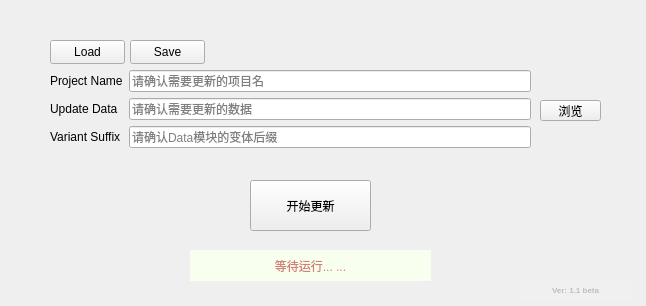
First picture: the form in DoorsDataUpdater.ui, repository 395020539/DoorsDataUpdater, before the edit.
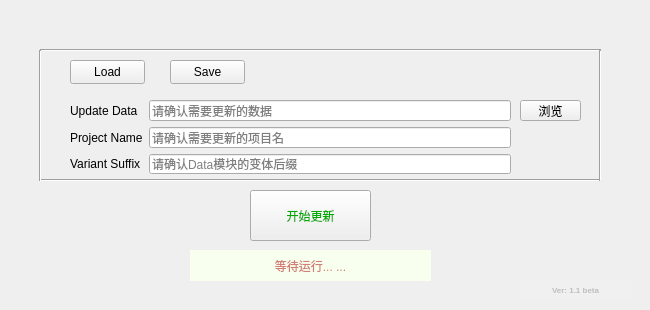
Second picture: the form after the edit.

What changed in the file:
```diff
--- a/DoorsDataUpdater.ui
+++ b/DoorsDataUpdater.ui
@@ -6,10 +6,28 @@
    <rect>
     <x>0</x>
     <y>0</y>
-    <width>646</width>
-    <height>306</height>
+    <width>650</width>
+    <height>310</height>
    </rect>
   </property>
+  <property name="sizePolicy">
+   <sizepolicy hsizetype="Preferred" vsizetype="Fixed">
+    <horstretch>0</horstretch>
+    <verstretch>0</verstretch>
+   </sizepolicy>
+  </property>
+  <property name="minimumSize">
+   <size>
+    <width>650</width>
+    <height>310</height>
+   </size>
+  </property>
+  <property name="maximumSize">
+   <size>
+    <width>650</width>
+    <height>310</height>
+   </size>
+  </property>
   <property name="windowTitle">
    <string>DoorsDataUpdater</string>
   </property>
@@ -17,7 +35,7 @@
    <property name="geometry">
     <rect>
      <x>250</x>
-     <y>180</y>
+     <y>190</y>
      <width>121</width>
      <height>51</height>
     </rect>
@@ -32,7 +50,8 @@
     <string/>
    </property>
    <property name="styleSheet">
-    <string notr="true"/>
+    <string notr="true">font: 15pt &quot;创艺繁粗圆&quot;;
+color: rgb(0, 170, 0);</string>
    </property>
    <property name="text">
     <string>开始更新</string>
@@ -101,19 +120,106 @@
     <set>Qt::AlignCenter</set>
    </property>
   </widget>
+  <widget class="QPushButton" name="button_load">
+   <property name="geometry">
+    <rect>
+     <x>70</x>
+     <y>60</y>
+     <width>75</width>
+     <height>24</height>
+    </rect>
+   </property>
+   <property name="toolTip">
+    <string>&lt;html&gt;&lt;head/&gt;&lt;body&gt;&lt;p&gt;&lt;span style=&quot; font-size:10pt;&quot;&gt;加载配置文件&lt;/span&gt;&lt;/p&gt;&lt;/body&gt;&lt;/html&gt;</string>
+   </property>
+   <property name="styleSheet">
+    <string notr="true">font: 700 9pt &quot;Microsoft YaHei UI&quot;;</string>
+   </property>
+   <property name="text">
+    <string>Load</string>
+   </property>
+  </widget>
+  <widget class="QPushButton" name="ButtonBrowseDataFile">
+   <property name="geometry">
+    <rect>
+     <x>520</x>
+     <y>100</y>
+     <width>61</width>
+     <height>21</height>
+    </rect>
+   </property>
+   <property name="sizePolicy">
+    <sizepolicy hsizetype="Minimum" vsizetype="Fixed">
+     <horstretch>0</horstretch>
+     <verstretch>0</verstretch>
+    </sizepolicy>
+   </property>
+   <property name="toolTip">
+    <string>&lt;html&gt;&lt;head/&gt;&lt;body&gt;&lt;p&gt;浏览选择数据文件&lt;/p&gt;&lt;/body&gt;&lt;/html&gt;</string>
+   </property>
+   <property name="autoFillBackground">
+    <bool>false</bool>
+   </property>
+   <property name="text">
+    <string>浏览</string>
+   </property>
+  </widget>
+  <widget class="QPushButton" name="button_save">
+   <property name="geometry">
+    <rect>
+     <x>170</x>
+     <y>60</y>
+     <width>75</width>
+     <height>24</height>
+    </rect>
+   </property>
+   <property name="toolTip">
+    <string>&lt;html&gt;&lt;head/&gt;&lt;body&gt;&lt;p&gt;&lt;span style=&quot; font-size:10pt;&quot;&gt;保存配置文件&lt;/span&gt;&lt;/p&gt;&lt;/body&gt;&lt;/html&gt;</string>
+   </property>
+   <property name="styleSheet">
+    <string notr="true">font: 700 9pt &quot;Microsoft YaHei UI&quot;;</string>
+   </property>
+   <property name="text">
+    <string>Save</string>
+   </property>
+  </widget>
   <widget class="QWidget" name="layoutWidget">
    <property name="geometry">
     <rect>
-     <x>50</x>
-     <y>70</y>
-     <width>481</width>
-     <height>79</height>
+     <x>70</x>
+     <y>100</y>
+     <width>441</width>
+     <height>74</height>
     </rect>
    </property>
-   <layout class="QHBoxLayout" name="horizontalLayout">
-    <item>
-     <layout class="QGridLayout" name="gridLayout_3">
+   <layout class="QGridLayout" name="gridLayout">
       <item row="0" column="0">
+     <widget class="QLabel" name="label_data_file">
+      <property name="toolTip">
+       <string>&lt;html&gt;&lt;head/&gt;&lt;body&gt;&lt;p align=&quot;center&quot;&gt;&lt;span style=&quot; font-size:10pt; color:#aa0000;&quot;&gt;请确认需要更新入Doors的数据文件（.json）&lt;/span&gt;&lt;/p&gt;&lt;/body&gt;&lt;/html&gt;</string>
+      </property>
+      <property name="styleSheet">
+       <string notr="true"/>
+      </property>
+      <property name="text">
+       <string>Update Data</string>
+      </property>
+     </widget>
+    </item>
+    <item row="0" column="1">
+     <widget class="QLineEdit" name="lineEdit_data_file">
+      <property name="autoFillBackground">
+       <bool>false</bool>
+      </property>
+      <property name="text">
+       <string/>
+      </property>
+      <property name="placeholderText">
+       <string>请确认需要更新的数据</string>
+      </property>
+     </widget>
+    </item>
+    <item row="1" column="0">
        <widget class="QLabel" name="label_project_name">
         <property name="styleSheet">
          <string notr="true"/>
@@ -123,7 +229,7 @@
         </property>
        </widget>
       </item>
-      <item row="0" column="1">
+    <item row="1" column="1">
        <widget class="QLineEdit" name="lineEdit_project_name">
         <property name="enabled">
          <bool>true</bool>
@@ -139,29 +245,6 @@
         </property>
        </widget>
       </item>
-      <item row="1" column="0">
-       <widget class="QLabel" name="label_data_file">
-        <property name="styleSheet">
-         <string notr="true"/>
-        </property>
-        <property name="text">
-         <string>Update Data</string>
-        </property>
-       </widget>
-      </item>
-      <item row="1" column="1">
-       <widget class="QLineEdit" name="lineEdit_data_file">
-        <property name="autoFillBackground">
-         <bool>false</bool>
-        </property>
-        <property name="text">
-         <string/>
-        </property>
-        <property name="placeholderText">
-         <string>请确认需要更新的数据</string>
-        </property>
-       </widget>
-      </item>
       <item row="2" column="0">
        <widget class="QLabel" name="label_data_suffix">
         <property name="styleSheet">
@@ -186,49 +269,57 @@
        </widget>
       </item>
      </layout>
-    </item>
-    <item>
-     <layout class="QVBoxLayout" name="verticalLayout"/>
-    </item>
-   </layout>
   </widget>
-  <widget class="QPushButton" name="button_load">
+  <widget class="Line" name="line">
    <property name="geometry">
     <rect>
-     <x>50</x>
-     <y>40</y>
-     <width>75</width>
-     <height>24</height>
+     <x>40</x>
+     <y>170</y>
+     <width>561</width>
+     <height>20</height>
     </rect>
    </property>
-   <property name="text">
-    <string>Load</string>
+   <property name="orientation">
+    <enum>Qt::Horizontal</enum>
    </property>
   </widget>
-  <widget class="QPushButton" name="button_save">
+  <widget class="Line" name="line_2">
    <property name="geometry">
     <rect>
-     <x>130</x>
+     <x>40</x>
      <y>40</y>
-     <width>75</width>
-     <height>24</height>
+     <width>561</width>
+     <height>20</height>
     </rect>
    </property>
-   <property name="text">
-    <string>Save</string>
+   <property name="orientation">
+    <enum>Qt::Horizontal</enum>
    </property>
   </widget>
-  <widget class="QPushButton" name="ButtonBrowseDataFile">
+  <widget class="Line" name="line_3">
    <property name="geometry">
     <rect>
-     <x>540</x>
-     <y>100</y>
-     <width>61</width>
-     <height>21</height>
+     <x>30</x>
+     <y>50</y>
+     <width>20</width>
+     <height>131</height>
     </rect>
    </property>
-   <property name="text">
-    <string>浏览</string>
+   <property name="orientation">
+    <enum>Qt::Vertical</enum>
+   </property>
+  </widget>
+  <widget class="Line" name="line_4">
+   <property name="geometry">
+    <rect>
+     <x>590</x>
+     <y>50</y>
+     <width>20</width>
+     <height>131</height>
+    </rect>
+   </property>
+   <property name="orientation">
+    <enum>Qt::Vertical</enum>
    </property>
   </widget>
  </widget>
```
Left out of the diff: 6 changed lines with no effect on the pictures. Lines whose indentation alone changed are shown as unchanged.
